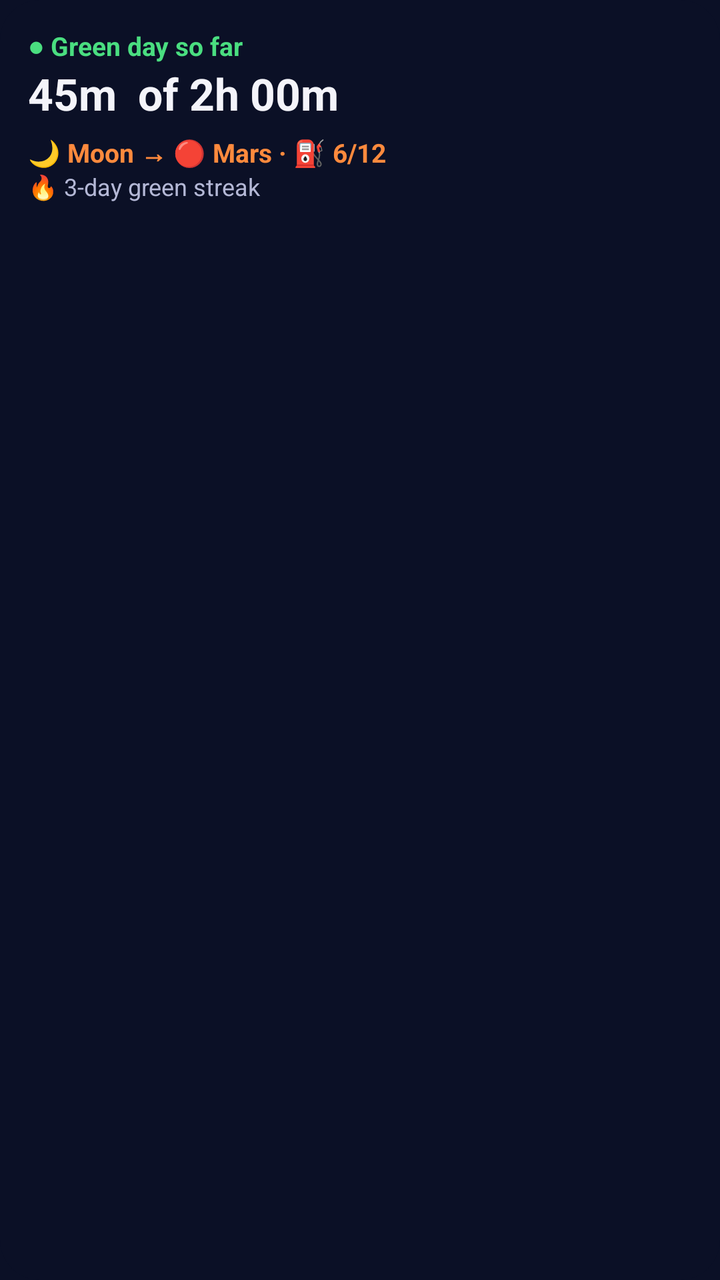
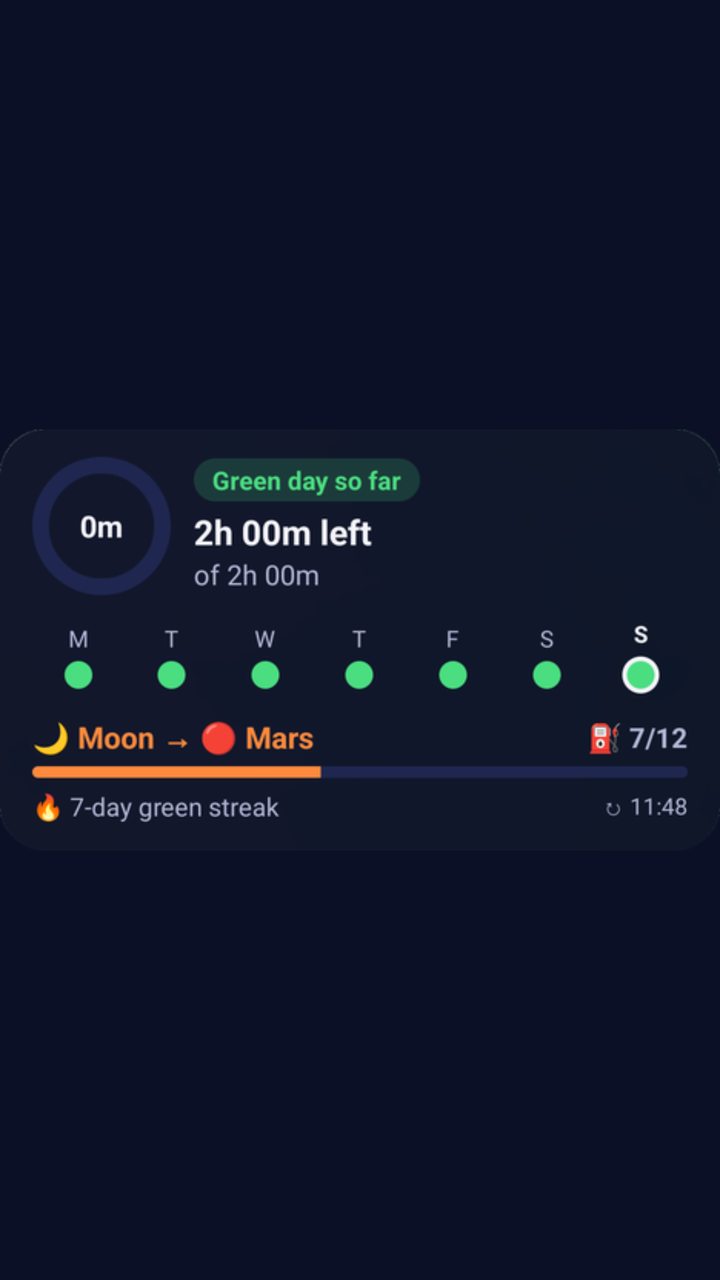

Two renders of the same Android screen: before a commit and after it. Below are the layout's source before the change and the commit's diff.
<!-- AndroidManifest.xml: application theme Theme.ScrollJourney -->
<!-- res/layout/widget_journey_preview.xml -->
<?xml version="1.0" encoding="utf-8"?>
<LinearLayout xmlns:android="http://schemas.android.com/apk/res/android"
    xmlns:tools="http://schemas.android.com/tools"
    tools:ignore="HardcodedText"
    android:layout_width="match_parent"
    android:layout_height="match_parent"
    android:background="@drawable/widget_preview_background"
    android:orientation="vertical"
    android:padding="14dp">
    <TextView
        android:layout_width="wrap_content"
        android:layout_height="wrap_content"
        android:text="● Green day so far"
        android:textColor="#4ADE80"
        android:textSize="13sp"
        android:textStyle="bold" />
    <TextView
        android:layout_width="wrap_content"
        android:layout_height="wrap_content"
        android:text="45m  of 2h 00m"
        android:textColor="#F4F4FA"
        android:textSize="22sp"
        android:textStyle="bold" />
    <TextView
        android:layout_width="wrap_content"
        android:layout_height="wrap_content"
        android:layout_marginTop="6dp"
        android:text="🌙 Moon → 🔴 Mars · ⛽ 6/12"
        android:textColor="#FF8A3D"
        android:textSize="13sp"
        android:textStyle="bold" />
    <TextView
        android:layout_width="wrap_content"
        android:layout_height="wrap_content"
        android:text="🔥 3-day green streak"
        android:textColor="#B4B8D6"
        android:textSize="12sp" />
</LinearLayout>
<!-- resources referenced by this layout -->
<resources>
  <!-- drawable widget_preview_background (drawable) -->
  <?xml version="1.0" encoding="utf-8"?>
  <shape xmlns:android="http://schemas.android.com/apk/res/android" android:shape="rectangle">
      <solid android:color="#F20B1026" />
      <corners android:radius="20dp" />
  </shape>
  <style name="Theme.ScrollJourney" parent="android:Theme.Material.NoActionBar">
          <item name="android:windowBackground">@color/space_navy</item>
      </style>
  <color name="space_navy">#FF0B1026</color>
</resources>

<!-- the commit's change to res/layout/widget_journey_preview.xml (unified diff, before → after) -->
@@ -1,38 +1,7 @@
 <?xml version="1.0" encoding="utf-8"?>
-<LinearLayout xmlns:android="http://schemas.android.com/apk/res/android"
-    xmlns:tools="http://schemas.android.com/tools"
-    tools:ignore="HardcodedText"
+<ImageView xmlns:android="http://schemas.android.com/apk/res/android"
     android:layout_width="match_parent"
     android:layout_height="match_parent"
-    android:background="@drawable/widget_preview_background"
-    android:orientation="vertical"
-    android:padding="14dp">
-    <TextView
-        android:layout_width="wrap_content"
-        android:layout_height="wrap_content"
-        android:text="● Green day so far"
-        android:textColor="#4ADE80"
-        android:textSize="13sp"
-        android:textStyle="bold" />
-    <TextView
-        android:layout_width="wrap_content"
-        android:layout_height="wrap_content"
-        android:text="45m  of 2h 00m"
-        android:textColor="#F4F4FA"
-        android:textSize="22sp"
-        android:textStyle="bold" />
-    <TextView
-        android:layout_width="wrap_content"
-        android:layout_height="wrap_content"
-        android:layout_marginTop="6dp"
-        android:text="🌙 Moon → 🔴 Mars · ⛽ 6/12"
-        android:textColor="#FF8A3D"
-        android:textSize="13sp"
-        android:textStyle="bold" />
-    <TextView
-        android:layout_width="wrap_content"
-        android:layout_height="wrap_content"
-        android:text="🔥 3-day green streak"
-        android:textColor="#B4B8D6"
-        android:textSize="12sp" />
-</LinearLayout>
+    android:contentDescription="@null"
+    android:scaleType="fitCenter"
+    android:src="@drawable/widget_journey_preview_image" />
<!-- resource entries referenced after the edit -->
@@ -1,11 +1,6 @@
 <!-- resources referenced by this layout -->
 <resources>
-  <!-- drawable widget_preview_background (drawable) -->
-  <?xml version="1.0" encoding="utf-8"?>
-  <shape xmlns:android="http://schemas.android.com/apk/res/android" android:shape="rectangle">
-      <solid android:color="#F20B1026" />
-      <corners android:radius="20dp" />
-  </shape>
+  <!-- drawable widget_journey_preview_image: png bitmap (drawable-nodpi, 46515 bytes) -->
   <style name="Theme.ScrollJourney" parent="android:Theme.Material.NoActionBar">
           <item name="android:windowBackground">@color/space_navy</item>
       </style>
